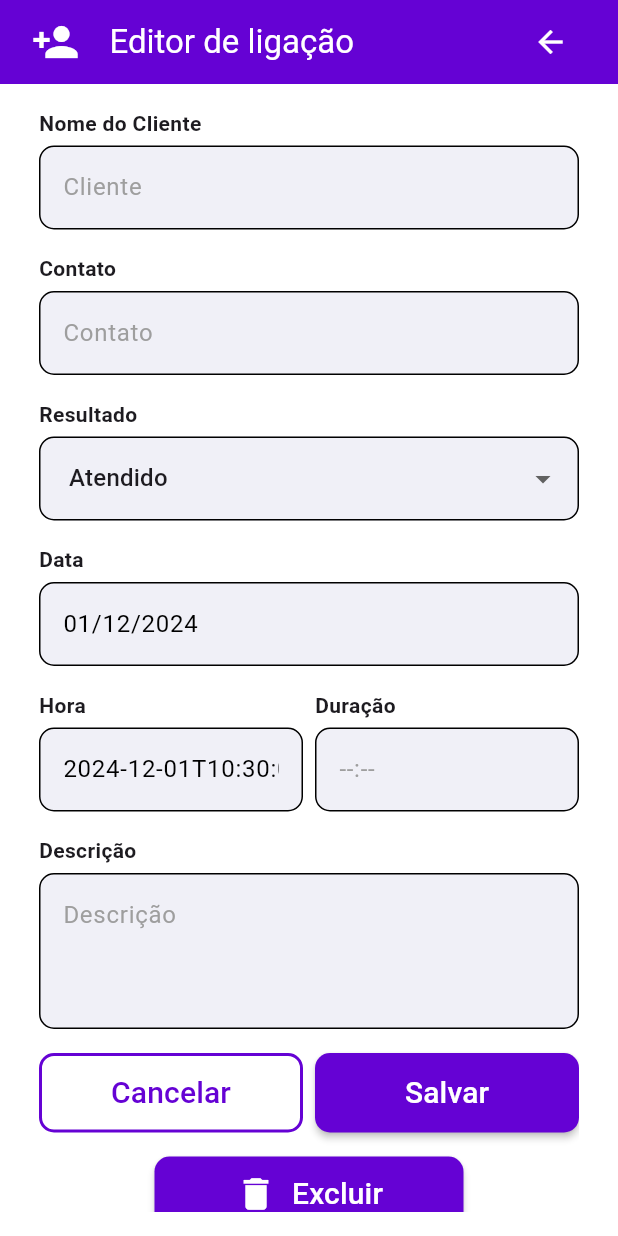
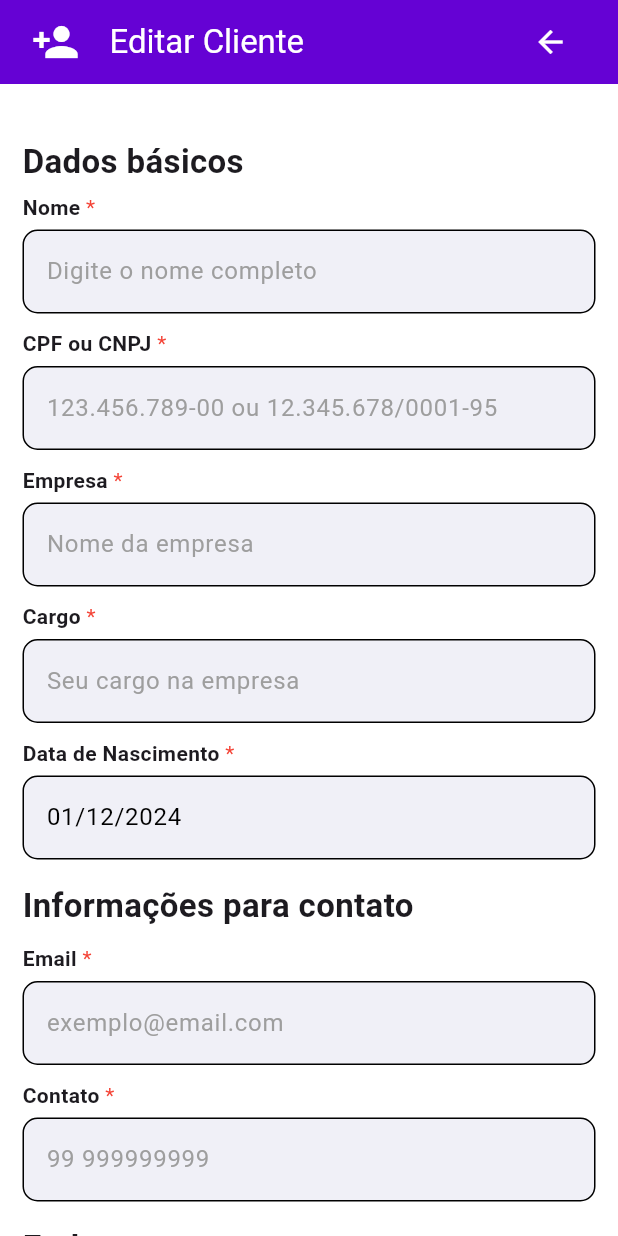
Before and after one commit to Grupo04-Esfera-Pro-Solucoes/EsferaPro, a Flutter app: the ClientEdit screen opened directly with empty values, on a phone screen of 412 x 824 dp. Run offline on Flutter 3.47's test engine with Material 3 defaults, Android fonts, the phone set to English and light mode, and no system bars; our stand-ins replace file_picker, fl_chart, flutter_dotenv, flutter_multi_formatter, share_plus, shared_preferences; missing offline and left inert: splash_screen_view; accounts and stored records are empty.

Commit message:
ajuste na tela de edit

```diff
--- a/lib/screens/stacks/client_edit.dart
+++ b/lib/screens/stacks/client_edit.dart
@@ -1,7 +1,8 @@
+import 'package:esferapro/widgets/input_formatters.dart';
 import 'package:flutter/material.dart';
-import 'package:flutter_multi_formatter/formatters/masked_input_formatter.dart';
+import 'package:flutter/services.dart';
 import 'package:intl/intl.dart';
-import 'package:flutter/services.dart';
+import 'package:shared_preferences/shared_preferences.dart';
 
 class ClientEdit extends StatefulWidget {
   final Map<String, dynamic> clientData;
@@ -19,142 +20,66 @@ class ClientEdit extends StatefulWidget {
 }
 
 class _ClientEditState extends State<ClientEdit> {
-  late TextEditingController descriptionController;
-  late TextEditingController clientController;
-  late TextEditingController resultController;
+  late TextEditingController nameController;
+  late TextEditingController cpfCnpjController;
+  late TextEditingController companyController;
+  late TextEditingController roleController;
   late TextEditingController dateController;
-  late TextEditingController timeController;
-  late TextEditingController durationController;
-  late TextEditingController contactController;
-
-  int selectedResultId = 1;
+  late TextEditingController emailController;
+  late TextEditingController contactNumberController;
+  late TextEditingController addressNumberController;
+  late TextEditingController zipCodeController;
+  late TextEditingController countryController;
+  late TextEditingController stateController;
+  late TextEditingController cityController;
+  late TextEditingController streetController;
+  late TextEditingController numberController;
+  late List<Map<String, dynamic>> contactList;
+  int? userId;
 
   @override
   void initState() {
     super.initState();
+    _loadUserId();
 
-    descriptionController =
-        TextEditingController(text: widget.clientData['description'] ?? '');
-    clientController =
-        TextEditingController(text: widget.clientData['idClient']['name'] ?? '');
-    resultController =
-        TextEditingController(text: widget.clientData['result']['result'] ?? '');
+    nameController =
+        TextEditingController(text: widget.clientData['client']?['name'] ?? '');
+    cpfCnpjController = TextEditingController(
+        text: widget.clientData['client']?['cpfCnpj'] ?? '');
+    companyController = TextEditingController(
+        text: widget.clientData['client']?['company'] ?? '');
+    roleController =
+        TextEditingController(text: widget.clientData['client']?['role'] ?? '');
+    emailController = TextEditingController(text: widget.clientData['client']?['email'] ?? '');
     dateController = TextEditingController(
-        text: DateFormat('dd/MM/yyyy').format(DateTime.parse(
-            widget.clientData['date'] ?? DateTime.now().toString())));
-    timeController =
-        TextEditingController(text: widget.clientData['clientTime'] ?? '');
-    durationController =
-        TextEditingController(text: widget.clientData['duration'] ?? '');
-    contactController =
-        TextEditingController(text: widget.clientData['contact'] ?? '');
-
-    selectedResultId = widget.clientData['result']['idLeadResult'] ?? 1;
+      text: widget.clientData['client']?['date'] != null
+          ? DateFormat('dd/MM/yyyy')
+              .format(DateTime.parse(widget.clientData['client']['date']))
+          : DateFormat('dd/MM/yyyy').format(DateTime.now()),
+    );
+    zipCodeController = TextEditingController(
+        text: widget.clientData['address']?['zipCode'] ?? '');
+    countryController = TextEditingController(
+        text: widget.clientData['address']?['country'] ?? '');
+    stateController = TextEditingController(
+        text: widget.clientData['address']?['state'] ?? '');
+    cityController = TextEditingController(
+        text: widget.clientData['address']?['city'] ?? '');
+    streetController = TextEditingController(
+        text: widget.clientData['address']?['street'] ?? '');
+    numberController = TextEditingController(
+        text: widget.clientData['address']?['number'] ?? '');
+    contactNumberController = TextEditingController(
+        text: widget.clientData['contacts'] != null && widget.clientData['contacts'].isNotEmpty
+            ? widget.clientData['contacts'][0]['data'] ?? ''
+            : '');
   }
 
-  Widget _buildTitle(String title, {bool isRequired = false}) {
-    return Row(
-      children: [
-        Text(
-          title,
-          style: const TextStyle(fontSize: 14, fontWeight: FontWeight.bold),
-        ),
-        if (isRequired)
-          const Text(
-            ' *',
-            style: TextStyle(color: Colors.red),
-          ),
-      ],
-    );
-  }
-
-  Widget _buildTextField({
-    required TextEditingController controller,
-    required String hintText,
-    int maxLines = 1,
-    List<TextInputFormatter>? inputFormatters,
-    TextInputType? keyboardType,
-    required bool readOnly,
-  }) {
-    return Container(
-      decoration: BoxDecoration(
-        color: const Color(0xFFF0F0F7),
-        borderRadius: BorderRadius.circular(10),
-        border: Border.all(color: Colors.black),
-      ),
-      child: TextField(
-        controller: controller,
-        style: const TextStyle(color: Colors.black),
-        maxLines: maxLines,
-        decoration: InputDecoration(
-          hintText: hintText,
-          hintStyle: const TextStyle(color: Colors.grey),
-          border: InputBorder.none,
-          contentPadding: const EdgeInsets.all(15),
-        ),
-        inputFormatters: inputFormatters,
-        keyboardType: keyboardType,
-        readOnly: readOnly,
-      ),
-    );
-  }
-
-  Widget _buildHalfWidthTextField({
-    required TextEditingController controller,
-    required String hintText,
-    List<TextInputFormatter>? inputFormatters,
-    TextInputType? keyboardType,
-    required bool readOnly,
-  }) {
-    return Container(
-      decoration: BoxDecoration(
-        color: const Color(0xFFF0F0F7),
-        borderRadius: BorderRadius.circular(10),
-        border: Border.all(color: Colors.black),
-      ),
-      child: TextField(
-        controller: controller,
-        style: const TextStyle(color: Colors.black),
-        decoration: InputDecoration(
-          hintText: hintText,
-          hintStyle: const TextStyle(color: Colors.grey),
-          border: InputBorder.none,
-          contentPadding: const EdgeInsets.all(15),
-        ),
-        inputFormatters: inputFormatters,
-        keyboardType: keyboardType,
-        readOnly: readOnly,
-      ),
-    );
-  }
-
-  Widget _buildCustomSizedElevatedButton({
-    required VoidCallback onPressed,
-    required String text,
-    bool isCancelButton = false,
-  }) {
-    return ElevatedButton(
-      onPressed: onPressed,
-      style: ElevatedButton.styleFrom(
-        padding: const EdgeInsets.symmetric(horizontal: 25, vertical: 12),
-        shape: RoundedRectangleBorder(
-          borderRadius: BorderRadius.circular(10),
-          side: isCancelButton
-              ? const BorderSide(color: Color(0xff6502D4), width: 2)
-              : BorderSide.none,
-        ),
-        backgroundColor:
-            isCancelButton ? Colors.transparent : const Color(0xff6502D4),
-        elevation: isCancelButton ? 0 : 2,
-      ),
-      child: Text(
-        text,
-        style: TextStyle(
-          fontSize: 20,
-          color: isCancelButton ? const Color(0xff6502D4) : Colors.white,
-        ),
-      ),
-    );
+    Future<void> _loadUserId() async {
+    final SharedPreferences prefs = await SharedPreferences.getInstance();
+    setState(() {
+      userId = prefs.getInt('userId');
+    });
   }
 
   @override
@@ -178,7 +103,7 @@ class _ClientEditState extends State<ClientEdit> {
                     ),
                     SizedBox(width: 20),
                     Text(
-                    'Editor de ligação',
+                      'Editar Cliente',
                       style: TextStyle(
                         fontSize: 22,
                         color: Colors.white,
@@ -196,72 +121,58 @@ class _ClientEditState extends State<ClientEdit> {
             ),
           ),
         ),
-      body: Padding(
-        padding: const EdgeInsets.symmetric(horizontal: 26, vertical: 16),
+        body: SingleChildScrollView(
+          child: Padding(
+            padding: const EdgeInsets.symmetric(horizontal: 15, vertical: 36),
             child: SingleChildScrollView(
               child: Column(
                 crossAxisAlignment: CrossAxisAlignment.start,
                 children: [
-              _buildTitle('Nome do Cliente'),
+                  const Text(
+                    'Dados básicos',
+                    style: TextStyle(
+                      fontSize: 22,
+                      fontWeight: FontWeight.bold,
+                    ),
+                  ),
+                  const SizedBox(height: 5),
+                  _buildTitle('Nome'),
                   const SizedBox(height: 5),
                   _buildTextField(
-                controller: clientController,
-                hintText: 'Cliente',
-                readOnly: true,
+                    controller: nameController,
+                    hintText: 'Digite o nome completo',
                   ),
-              const SizedBox(height: 16),
-              _buildTitle('Contato'),
+                  const SizedBox(height: 10),
+                  _buildTitle('CPF ou CNPJ'),
                   const SizedBox(height: 5),
                   _buildTextField(
-                controller: contactController,
-                hintText: 'Contato',
-                readOnly: true,
+                    controller: cpfCnpjController,
+                    hintText: '123.456.789-00 ou 12.345.678/0001-95',
                   ),
-              const SizedBox(height: 16),
-              _buildTitle('Resultado'),
+                  const SizedBox(height: 10),
+                  _buildTitle('Empresa'),
                   const SizedBox(height: 5),
-              DropdownButtonFormField<int>(
-                value: selectedResultId,
-                decoration: InputDecoration(
-                  contentPadding:
-                      const EdgeInsets.symmetric(horizontal: 16, vertical: 16),
-                  border: OutlineInputBorder(
-                    borderRadius: BorderRadius.circular(10),
-                    borderSide: const BorderSide(color: Colors.black),
+                  _buildTextField(
+                    controller: companyController,
+                    hintText: 'Nome da empresa',
                   ),
-                  enabledBorder: OutlineInputBorder(
-                    borderRadius: BorderRadius.circular(10),
-                    borderSide: const BorderSide(color: Colors.black),
+                  const SizedBox(height: 10),
+                  _buildTitle('Cargo'),
+                  const SizedBox(height: 5),
+                  _buildTextField(
+                    controller: companyController,
+                    hintText: 'Seu cargo na empresa',
                   ),
-                  focusedBorder: OutlineInputBorder(
-                    borderRadius: BorderRadius.circular(10),
-                    borderSide: const BorderSide(color: Colors.black),
-                  ),
-                  filled: true,
-                  fillColor: const Color(0xFFF0F0F7),
-                ),
-                items: const [
-                  DropdownMenuItem(value: 1, child: Text('Atendido')),
-                  DropdownMenuItem(value: 2, child: Text('Desligado')),
-                  DropdownMenuItem(value: 3, child: Text('Cx. Postal')),
-                  DropdownMenuItem(value: 4, child: Text('Ocupado')),
-                ],
-                onChanged: (value) {
-                  setState(() {
-                    selectedResultId = value ?? 1;
-                  });
-                },
-              ),
-              const SizedBox(height: 16),
-              _buildTitle('Data'),
+                  const SizedBox(height: 10),
+                  _buildTitle('Data de Nascimento'),
                   const SizedBox(height: 5),
                   GestureDetector(
                     onTap: () async {
                       DateTime? pickedDate = await showDatePicker(
                         context: context,
                         initialDate: DateTime.now(),
-                    firstDate: DateTime(2010),
-                    lastDate: DateTime(2100),
+                        firstDate: DateTime(1970),
+                        lastDate: DateTime(2500),
                       );
                       if (pickedDate != null) {
                         String formattedDate =
@@ -270,62 +181,136 @@ class _ClientEditState extends State<ClientEdit> {
                       }
                     },
                     child: AbsorbPointer(
-                  child: _buildHalfWidthTextField(
+                      child: _buildTextField(
                         controller: dateController,
                         hintText: '00/00/0000',
                         keyboardType: TextInputType.datetime,
-                    readOnly: false,
                       ),
                     ),
                   ),
-              const SizedBox(height: 16),
-              Row(
-                children: [
+                  const SizedBox(height: 15),
+                  const Text(
+                    'Informações para contato',
+                    style: TextStyle(
+                      fontSize: 22,
+                      fontWeight: FontWeight.bold,
+                    ),
+                  ),
+                  const SizedBox(height: 10),
+                  _buildTitle('Email'),
+                  const SizedBox(height: 5),
+                  _buildTextField(
+                    controller: emailController,
+                    hintText: 'exemplo@email.com',
+                  ),
+                  const SizedBox(height: 10),
+                  _buildTitle('Contato'),
+                  const SizedBox(height: 5),
+                  _buildTextField(
+                    controller: contactNumberController,
+                    hintText: '99 999999999',
+                    inputFormatters: [PhoneInputFormatter()],
+                  ),
+                  const SizedBox(height: 15),
+                  const Text(
+                    'Endereço',
+                    style: TextStyle(
+                      fontSize: 22,
+                      fontWeight: FontWeight.bold,
+                    ),
+                  ),
+                  const SizedBox(height: 10),
+                  Row(children: [
                     Expanded(
                       child: Column(
                         crossAxisAlignment: CrossAxisAlignment.start,
                         children: [
-                        _buildTitle('Hora'),
+                          _buildTitle('CEP'),
                           const SizedBox(height: 5),
-                        _buildTextField(
-                          controller: timeController,
-                          hintText: '--:--',
-                          inputFormatters: [MaskedInputFormatter('00:00')],
-                          keyboardType: TextInputType.datetime,
-                          readOnly: false,
+                          _buildHalfWidthTextField(
+                            controller: zipCodeController,
+                            hintText: '00000-00',
+                            inputFormatters: [ZipCodeInputFormatter()],
                           ),
                         ],
                       ),
                     ),
-                  const SizedBox(width: 8),
+                    const SizedBox(width: 20),
                     Expanded(
                       child: Column(
                         crossAxisAlignment: CrossAxisAlignment.start,
                         children: [
-                        _buildTitle('Duração'),
+                          _buildTitle('País'),
                           const SizedBox(height: 5),
-                        _buildTextField(
-                          controller: durationController,
-                          hintText: '--:--',
-                          inputFormatters: [MaskedInputFormatter('00:00')],
-                          keyboardType: TextInputType.datetime,
-                          readOnly: false,
+                          _buildHalfWidthTextField(
+                            controller: countryController,
+                            hintText: 'Nome do país',
                           ),
                         ],
                       ),
                     ),
+                  ]),
+                  const SizedBox(height: 15),
+                  Row(children: [
+                    Expanded(
+                      child: Column(
+                        crossAxisAlignment: CrossAxisAlignment.start,
+                        children: [
+                          _buildTitle('Estado'),
+                          const SizedBox(height: 5),
+                          _buildHalfWidthTextField(
+                            controller: stateController,
+                            hintText: 'Nome do estado',
+                          ),
                         ],
                       ),
-              const SizedBox(height: 16),
-              _buildTitle('Descrição'),
+                    ),
+                    const SizedBox(width: 20),
+                    Expanded(
+                      child: Column(
+                        crossAxisAlignment: CrossAxisAlignment.start,
+                        children: [
+                          _buildTitle('Cidade'),
                           const SizedBox(height: 5),
-              _buildTextField(
-                controller: descriptionController,
-                hintText: 'Descrição',
-                maxLines: 3,
-                readOnly: false,
+                          _buildHalfWidthTextField(
+                            controller: cityController,
+                            hintText: 'Nome da cidade',
                           ),
-              const SizedBox(height: 16),
+                        ],
+                      ),
+                    ),
+                  ]),
+                  const SizedBox(height: 15),
+                  Row(children: [
+                    Expanded(
+                      child: Column(
+                        crossAxisAlignment: CrossAxisAlignment.start,
+                        children: [
+                          _buildTitle('Rua'),
+                          const SizedBox(height: 5),
+                          _buildHalfWidthTextField(
+                            controller: streetController,
+                            hintText: 'Nome da rua',
+                          ),
+                        ],
+                      ),
+                    ),
+                    const SizedBox(width: 20),
+                    Expanded(
+                      child: Column(
+                        crossAxisAlignment: CrossAxisAlignment.start,
+                        children: [
+                          _buildTitle('Número'),
+                          const SizedBox(height: 5),
+                          _buildHalfWidthTextField(
+                            controller: numberController,
+                            hintText: 'Casa/Apartamento',
+                          ),
+                        ],
+                      ),
+                    ),
+                  ]),
+                  const SizedBox(height: 40),
                   Row(
                     children: [
                       Expanded(
@@ -342,32 +327,48 @@ class _ClientEditState extends State<ClientEdit> {
                         child: _buildCustomSizedElevatedButton(
                           onPressed: () async {
                             final updatedClientData = {
-                          'idLead': widget.clientData['id'],
-                          'contact': contactController.text,
-                          'date': DateFormat("yyyy-MM-dd'T'HH:mm:ss.SSS'Z'")
-                              .format(DateFormat('dd/MM/yyyy')
-                                  .parse(dateController.text)),
-                          'duration': durationController.text,
-                          'description': descriptionController.text,
-                          'result': {
-                            'idLeadResult': selectedResultId,
+                              'client': {
+                                'id': widget.clientData['client']['id'],
+                                'name': nameController.text,
+                                'cpfCnpj': cpfCnpjController.text,
+                                'company': companyController.text,
+                                'role': roleController.text,
+                                'email': emailController.text,
+                                'date': dateController.text,
+                                'user': {'idUser': userId},
                               },
-                          'clientTime': timeController.text,
+                              'contact': [
+                                {
+                                  'data': contactNumberController.text,
+                                  'idTypeContact': {
+                                    'idTypeContact': 2,
+                                    'type': 'telefone',
+                                  },
+                                }
+                              ],
+                              'address': {
+                                'zipCode': zipCodeController.text,
+                                'street': streetController.text,
+                                'number': numberController.text,
+                                'state': stateController.text,
+                                'city': cityController.text,
+                                'country': countryController.text,
+                              }
                             };
-
                             await widget.onEdit(updatedClientData);
                             Navigator.pop(context);
                           },
                           text: 'Salvar',
                         ),
-                  ),
+                      )
                     ],
                   ),
                   const SizedBox(height: 16),
                   Center(
                     child: ElevatedButton(
                       onPressed: () async {
-                    await widget.onDelete(widget.clientData['idLead'].toString());
+                        await widget.onDelete(widget.clientData['client']['id']
+                            .toString());
                         Navigator.pop(context);
                       },
                       style: ElevatedButton.styleFrom(
@@ -405,6 +406,106 @@ class _ClientEditState extends State<ClientEdit> {
               ),
             ),
           ),
+        ));
+  }
+
+  Widget _buildTitle(String title) {
+    return Row(
+      children: [
+        Text(
+          title,
+          style: const TextStyle(fontSize: 14, fontWeight: FontWeight.bold),
+        ),
+        const Text(
+          ' *',
+          style: TextStyle(color: Colors.red),
+        ),
+      ],
+    );
+  }
+
+  Widget _buildTextField({
+    required TextEditingController controller,
+    required String hintText,
+    int maxLines = 1,
+    List<TextInputFormatter>? inputFormatters,
+    TextInputType? keyboardType,
+  }) {
+    return Container(
+      decoration: BoxDecoration(
+        color: const Color(0xFFF0F0F7),
+        borderRadius: BorderRadius.circular(10),
+        border: Border.all(color: Colors.black),
+      ),
+      child: TextField(
+        controller: controller,
+        style: const TextStyle(color: Colors.black),
+        maxLines: maxLines,
+        decoration: InputDecoration(
+          hintText: hintText,
+          hintStyle: const TextStyle(color: Colors.grey),
+          border: InputBorder.none,
+          contentPadding: const EdgeInsets.all(15),
+        ),
+        inputFormatters: inputFormatters,
+        keyboardType: keyboardType,
+      ),
+    );
+  }
+
+  Widget _buildHalfWidthTextField({
+    required TextEditingController controller,
+    required String hintText,
+    List<TextInputFormatter>? inputFormatters,
+    TextInputType? keyboardType,
+  }) {
+    return Container(
+      decoration: BoxDecoration(
+        color: const Color(0xFFF0F0F7),
+        borderRadius: BorderRadius.circular(10),
+        border: Border.all(color: Colors.black),
+      ),
+      child: TextField(
+        controller: controller,
+        style: const TextStyle(color: Colors.black),
+        decoration: InputDecoration(
+          hintText: hintText,
+          hintStyle: const TextStyle(color: Colors.grey),
+          border: InputBorder.none,
+          contentPadding: const EdgeInsets.all(15),
+        ),
+        inputFormatters: inputFormatters,
+        keyboardType: keyboardType,
+      ),
+    );
+  }
+
+  Widget _buildCustomSizedElevatedButton({
+    required VoidCallback onPressed,
+    required String text,
+    bool isCancelButton = false,
+  }) {
+    return ElevatedButton(
+      onPressed: onPressed,
+      style: ElevatedButton.styleFrom(
+        padding: const EdgeInsets.symmetric(horizontal: 25, vertical: 12),
+        shape: RoundedRectangleBorder(
+          borderRadius: BorderRadius.circular(10),
+          side: isCancelButton
+              ? const BorderSide(color: Color(0xff6502D4), width: 2)
+              : BorderSide.none,
+        ),
+        backgroundColor:
+            isCancelButton ? Colors.transparent : const Color(0xff6502D4),
+        elevation: isCancelButton ? 0 : 2,
+      ),
+      child: Text(
+        text,
+        style: TextStyle(
+          fontSize: 20,
+          color: isCancelButton ? const Color(0xff6502D4) : Colors.white,
+        ),
+      ),
     );
   }
 }
--- a/lib/screens/stacks/stack_client.dart
+++ b/lib/screens/stacks/stack_client.dart
@@ -114,7 +114,7 @@ class _StackClientsState extends State<StackClients> {
       ),
       body: SingleChildScrollView(
         child: Padding(
-          padding: const EdgeInsets.symmetric(vertical: 15, horizontal: 36.0),
+          padding: const EdgeInsets.symmetric(vertical: 15, horizontal: 36),
           child: Column(
             crossAxisAlignment: CrossAxisAlignment.start,
             children: [
```
Also changed, not shown: lib/screens/call.dart (+5 -5 lines), lib/screens/client.dart (+35 -25 lines), lib/screens/stacks/call_edit.dart (+7 -8 lines), lib/service/client_service.dart (+26 -10 lines). Lines whose indentation alone changed are shown as unchanged.
